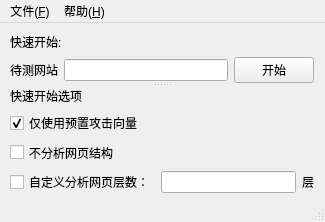
This is XParser_GUI/MainWindow.ui in RushFTK/XParser_py3 as Qt 5 draws it before an edit. The edited form follows.
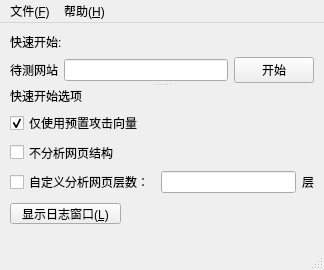
This is the edited form.

Commit message: update basic ui design.

Patch:
```diff
--- a/XParser_GUI/MainWindow.ui
+++ b/XParser_GUI/MainWindow.ui
@@ -6,8 +6,8 @@
    <rect>
     <x>0</x>
     <y>0</y>
-    <width>325</width>
-    <height>222</height>
+    <width>324</width>
+    <height>270</height>
    </rect>
   </property>
   <property name="windowTitle">
@@ -111,13 +111,26 @@
      </layout>
     </widget>
    </widget>
+   <widget class="QPushButton" name="pushButton_showlogdialog">
+    <property name="geometry">
+     <rect>
+      <x>10</x>
+      <y>180</y>
+      <width>111</width>
+      <height>21</height>
+     </rect>
+    </property>
+    <property name="text">
+     <string>显示日志窗口(&amp;L)</string>
+    </property>
+   </widget>
   </widget>
   <widget class="QMenuBar" name="menubar">
    <property name="geometry">
     <rect>
      <x>0</x>
      <y>0</y>
-     <width>325</width>
+     <width>324</width>
      <height>23</height>
     </rect>
    </property>
```
Left out of the diff: 4 changed lines with no effect on the pictures. The commit also changes 5 other files.
